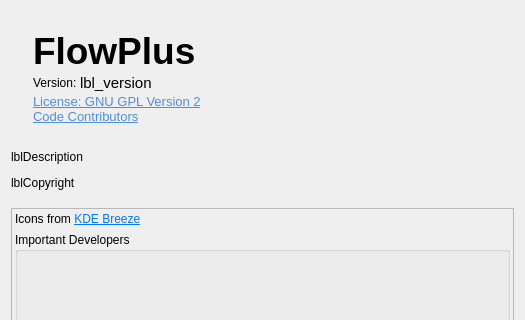
First picture: the form in src/lib/gui/dialogs/AboutDialog.ui, repository Kibra2025/FlowPlus, before the edit; both pictures show x 0 to 525 and y 0 to 320 of the 525 by 600 pixel window.
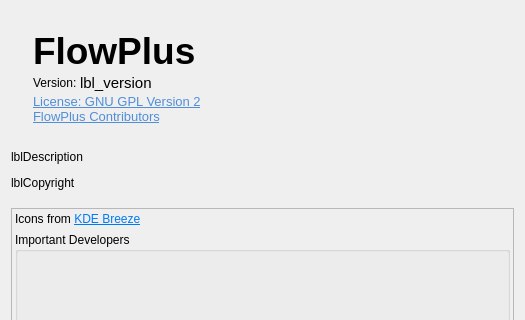
Second picture: the form after the edit. Icons and pictures are not drawn.

Diff of the .ui file:
```diff
--- a/src/lib/gui/dialogs/AboutDialog.ui
+++ b/src/lib/gui/dialogs/AboutDialog.ui
@@ -262,7 +262,7 @@
 &lt;html&gt;&lt;head&gt;&lt;meta name=&quot;qrichtext&quot; content=&quot;1&quot; /&gt;&lt;style type=&quot;text/css&quot;&gt;
 p, li { white-space: pre-wrap; }
 &lt;/style&gt;&lt;/head&gt;&lt;body style=&quot; font-family:'Ubuntu'; font-size:10pt; font-weight:400; font-style:normal;&quot;&gt;
-&lt;p style=&quot; margin-top:0px; margin-bottom:0px; margin-left:0px; margin-right:0px; -qt-block-indent:0; text-indent:0px;&quot;&gt;&lt;a href=&quot;https://github.com/deskflow/deskflow/graphs/contributors&quot;&gt;&lt;span style=&quot; text-decoration: underline; color:#508ed8;&quot;&gt;Code Contributors&lt;/span&gt;&lt;/a&gt;&lt;/p&gt;&lt;/body&gt;&lt;/html&gt;</string>
+&lt;p style=&quot; margin-top:0px; margin-bottom:0px; margin-left:0px; margin-right:0px; -qt-block-indent:0; text-indent:0px;&quot;&gt;&lt;a href=&quot;https://github.com/Kibra2025/FlowPlus/graphs/contributors&quot;&gt;&lt;span style=&quot; text-decoration: underline; color:#508ed8;&quot;&gt;FlowPlus Contributors&lt;/span&gt;&lt;/a&gt;&lt;/p&gt;&lt;/body&gt;&lt;/html&gt;</string>
         </property>
         <property name="openExternalLinks">
          <bool>true</bool>
```
